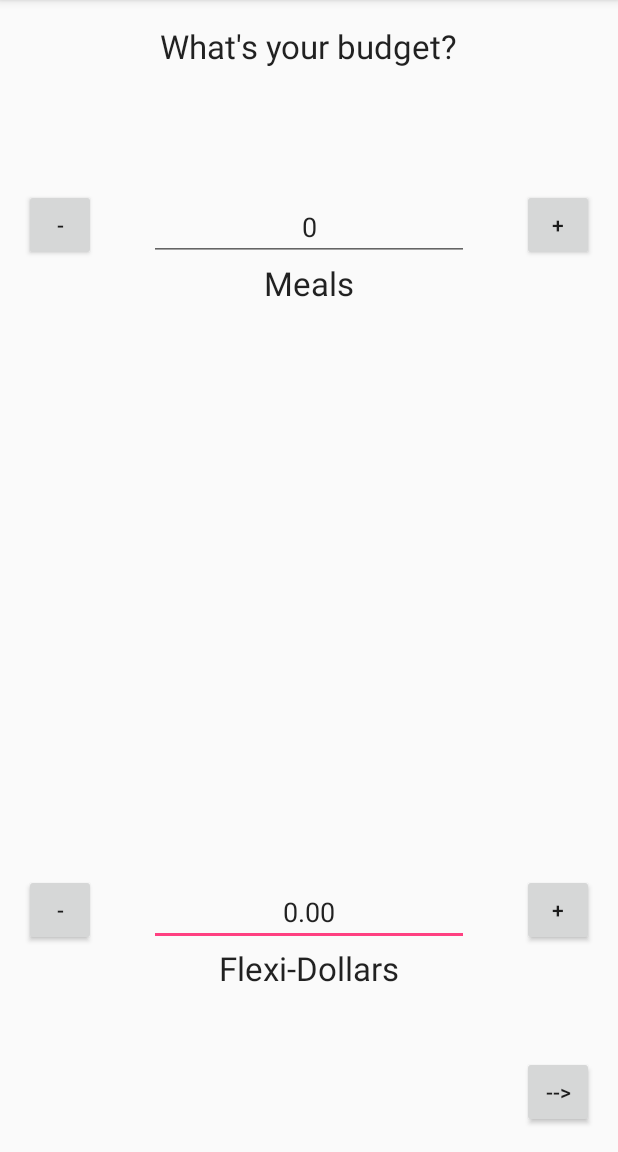
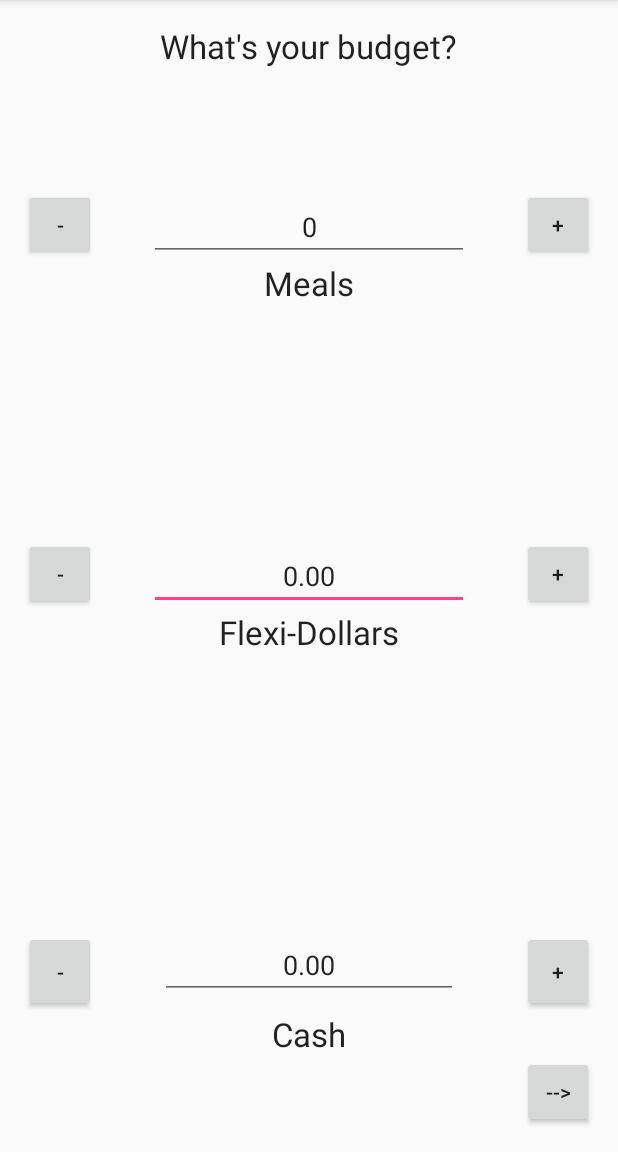
Before and after one commit to Witidek/UCSC-Meal-Builder, an Android app: the BudgetActivity screen opened directly, with no data from a screen before it, on a phone screen of 412 x 824 dp, the part 84-1236 px from its top. Run offline under Robolectric (Android 15) with nearby library versions, the phone set to English and light mode, and no system bars.

Commit message:
Added Cash and Checkout Functions
Added the Cash Option with the Meals Restaurants and change the checkout
button so it subtracts from meals and flexies, also takes account of
cash option.

```diff
--- a/UCSC_Meal_Builder/app/src/main/java/com/example/sam/ucsc_meal_builder/BudgetActivity.java
+++ b/UCSC_Meal_Builder/app/src/main/java/com/example/sam/ucsc_meal_builder/BudgetActivity.java
@@ -12,9 +12,11 @@ public class BudgetActivity extends AppCompatActivity {
 
     int meals = 0;
     BigDecimal flexis = new BigDecimal(0);
+    BigDecimal cash = new BigDecimal(0);
 
     TextView mealText;
     TextView flexiText;
+    TextView cashText;
 
     //The rid needs to be carried from the previous
     //(Restaurant)Activity to the next (Menu)Activity
@@ -33,6 +35,7 @@ public class BudgetActivity extends AppCompatActivity {
         // Grab TextViews
         mealText = (TextView) findViewById(R.id.mealBudgetText);
         flexiText = (TextView) findViewById(R.id.flexiBudgetText);
+        cashText = (TextView) findViewById(R.id.cashBudgetText);
 
         // Save number values to local variable when EditText focus is lost (done editing)
         mealText.setOnFocusChangeListener(new View.OnFocusChangeListener() {
@@ -51,10 +54,19 @@ public class BudgetActivity extends AppCompatActivity {
                 }
             }
         });
+        cashText.setOnFocusChangeListener(new View.OnFocusChangeListener() {
+            @Override
+            public void onFocusChange(View v, boolean hasFocus) {
+                if (!hasFocus) {
+                    cash = new BigDecimal(cashText.getText().toString());
+                }
+            }
+        });
 
         // Display initial values
         mealText.setText(String.format("%d", meals));
         flexiText.setText(String.format("%.2f", flexis));
+        cashText.setText(String.format("%.2f", cash));
     }
 
     public void incrementMeals (View view) {
@@ -82,6 +94,19 @@ public class BudgetActivity extends AppCompatActivity {
         }
         flexiText.setText(String.format("%.2f", flexis));
     }
+    public void incrementCash (View view) {
+        cash = new BigDecimal(cashText.getText().toString());
+        cash = cash.add(new BigDecimal(1));
+        cashText.setText(String.format("%.2f", cash));
+    }
+
+    public void decrementCash(View view) {
+        cash = new BigDecimal(cashText.getText().toString());
+        if (cash.compareTo(new BigDecimal(1)) != -1) {
+            cash = cash.subtract(new BigDecimal(1));
+        }
+        cashText.setText(String.format("%.2f", cash));
+    }
 
     public void onClickArrow(View view) {
         Intent intent = new Intent(BudgetActivity.this, MenuActivity.class);
@@ -92,9 +117,11 @@ public class BudgetActivity extends AppCompatActivity {
         //Send off budget values
         String flexisString = flexiText.getText().toString();
         meals = Integer.valueOf(mealText.getText().toString());
+        String cashstring = cashText.getText().toString();
         intent.putExtra("whichBudgetActivity",1);
         intent.putExtra("flexis",flexisString);
         intent.putExtra("meals",meals);
+        intent.putExtra("cash",cashstring);
 
         startActivity(intent);
     }
--- a/UCSC_Meal_Builder/app/src/main/java/com/example/sam/ucsc_meal_builder/BudgetActivity2.java
+++ b/UCSC_Meal_Builder/app/src/main/java/com/example/sam/ucsc_meal_builder/BudgetActivity2.java
@@ -96,10 +96,10 @@ public class BudgetActivity2 extends AppCompatActivity {
 
         //Send off budget values
         String flexisString = flexiText.getText().toString();
-        String cashtring = cashText.getText().toString();
+        String cashstring = cashText.getText().toString();
         intent.putExtra("whichBudgetActivity",2);
         intent.putExtra("flexis",flexisString);
-        intent.putExtra("cash",cashtring);
+        intent.putExtra("cash",cashstring);
 
         startActivity(intent);
     }
--- a/UCSC_Meal_Builder/app/src/main/res/layout/activity_budget.xml
+++ b/UCSC_Meal_Builder/app/src/main/res/layout/activity_budget.xml
@@ -22,11 +22,10 @@
         android:inputType="numberDecimal"
         android:ems="10"
         android:id="@+id/flexiBudgetText"
-        android:layout_alignParentBottom="true"
+        android:textAlignment="center"
+        android:layout_centerVertical="true"
         android:layout_alignLeft="@+id/mealBudgetText"
-        android:layout_alignStart="@+id/mealBudgetText"
-        android:layout_marginBottom="121dp"
-        android:textAlignment="center" />
+        android:layout_alignStart="@+id/mealBudgetText" />
 
     <EditText
         android:layout_width="wrap_content"
@@ -112,4 +111,52 @@
         android:layout_alignParentEnd="true"
         android:onClick = "onClickArrow"/>
 
+    <EditText
+        android:layout_width="wrap_content"
+        android:layout_height="wrap_content"
+        android:id="@+id/cashBudgetText"
+        android:layout_above="@+id/button8"
+        android:textAlignment="center"
+        android:layout_marginBottom="38dp"
+        android:layout_alignRight="@+id/editBudgetText"
+        android:layout_alignEnd="@+id/editBudgetText"
+        android:layout_alignLeft="@+id/editBudgetText"
+        android:layout_alignStart="@+id/editBudgetText"
+        android:inputType="numberDecimal" />
+
+    <TextView
+        android:layout_width="wrap_content"
+        android:layout_height="wrap_content"
+        android:textAppearance="?android:attr/textAppearanceLarge"
+        android:text="Cash"
+        android:id="@+id/textView2"
+        android:layout_above="@+id/button8"
+        android:layout_centerHorizontal="true" />
+
+    <Button
+        android:layout_width="wrap_content"
+        android:layout_height="wrap_content"
+        android:text="+"
+        android:id="@+id/incrementCash"
+        android:layout_above="@+id/textView2"
+        android:layout_toEndOf="@+id/flexiBudgetText"
+        android:layout_alignTop="@+id/cashBudgetText"
+        android:layout_alignLeft="@+id/button8"
+        android:layout_alignStart="@+id/button8"
+        android:onClick="incrementCash" />
+
+    <Button
+        android:layout_width="wrap_content"
+        android:layout_height="wrap_content"
+        android:text="-"
+        android:id="@+id/decrementCash"
+        android:layout_above="@+id/textView2"
+        android:layout_alignParentLeft="true"
+        android:layout_alignParentStart="true"
+        android:layout_toStartOf="@+id/flexiBudgetText"
+        android:layout_alignTop="@+id/cashBudgetText"
+        android:layout_alignRight="@+id/button7"
+        android:layout_alignEnd="@+id/button7"
+        android:onClick="decrementCash" />
+
 </RelativeLayout>
```
Also changed, not shown: UCSC_Meal_Builder/app/src/main/java/com/example/sam/ucsc_meal_builder/CartActivity.java (+23 -4 lines), UCSC_Meal_Builder/app/src/main/java/com/example/sam/ucsc_meal_builder/MenuActivity.java (+10 -3 lines).
